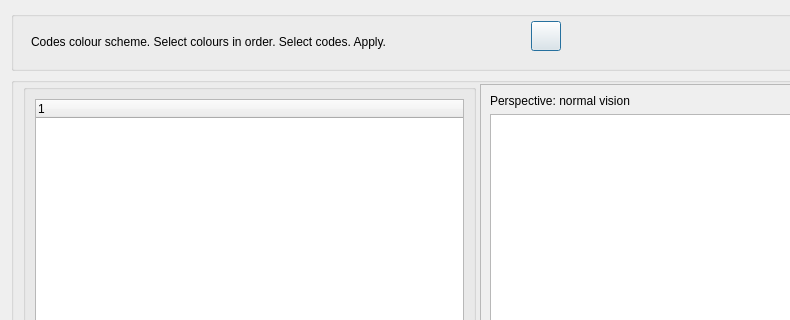
Qt form src/GUI_UIs/ui_dialog_code_colours.ui (ccbogel/QualCoder) before a commit; both pictures show x 0 to 790 and y 0 to 320 of the 950 by 663 pixel window.
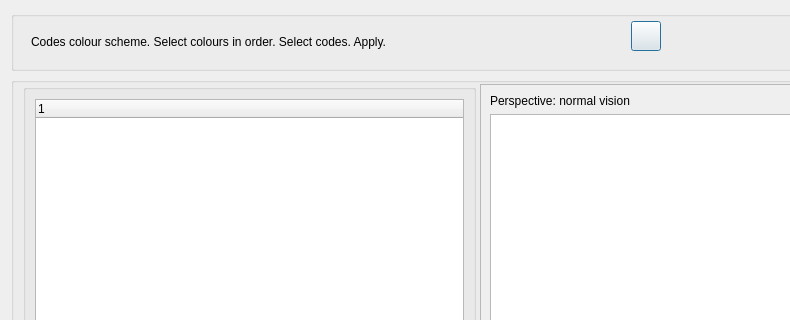
The same form after that commit.

Commit message: larger widget

The edit to the form file:
```diff
--- a/src/GUI_UIs/ui_dialog_code_colours.ui
+++ b/src/GUI_UIs/ui_dialog_code_colours.ui
@@ -55,7 +55,7 @@
        <rect>
         <x>20</x>
         <y>10</y>
-        <width>461</width>
+        <width>591</width>
         <height>41</height>
        </rect>
       </property>
@@ -69,7 +69,7 @@
      <widget class="QPushButton" name="pushButton_undo">
       <property name="geometry">
        <rect>
-        <x>520</x>
+        <x>620</x>
         <y>10</y>
         <width>30</width>
         <height>30</height>
```
